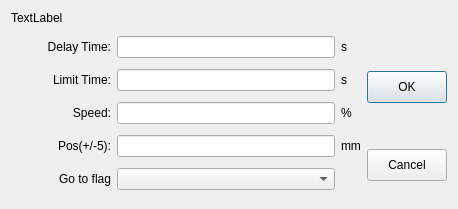
Before: the Qt Designer form hcinstruction/icautorunrevise.ui in dongdong-2009/3-5AxisRobot, drawn with Qt 5.
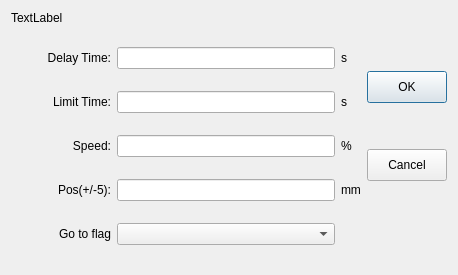
After: the same form once the commit is applied. Custom widgets are drawn as their Qt base class.

Diff of the .ui file:
```diff
--- a/hcinstruction/icautorunrevise.ui
+++ b/hcinstruction/icautorunrevise.ui
@@ -7,7 +7,7 @@
     <x>0</x>
     <y>0</y>
     <width>458</width>
-    <height>209</height>
+    <height>275</height>
    </rect>
   </property>
   <property name="sizePolicy">
```
